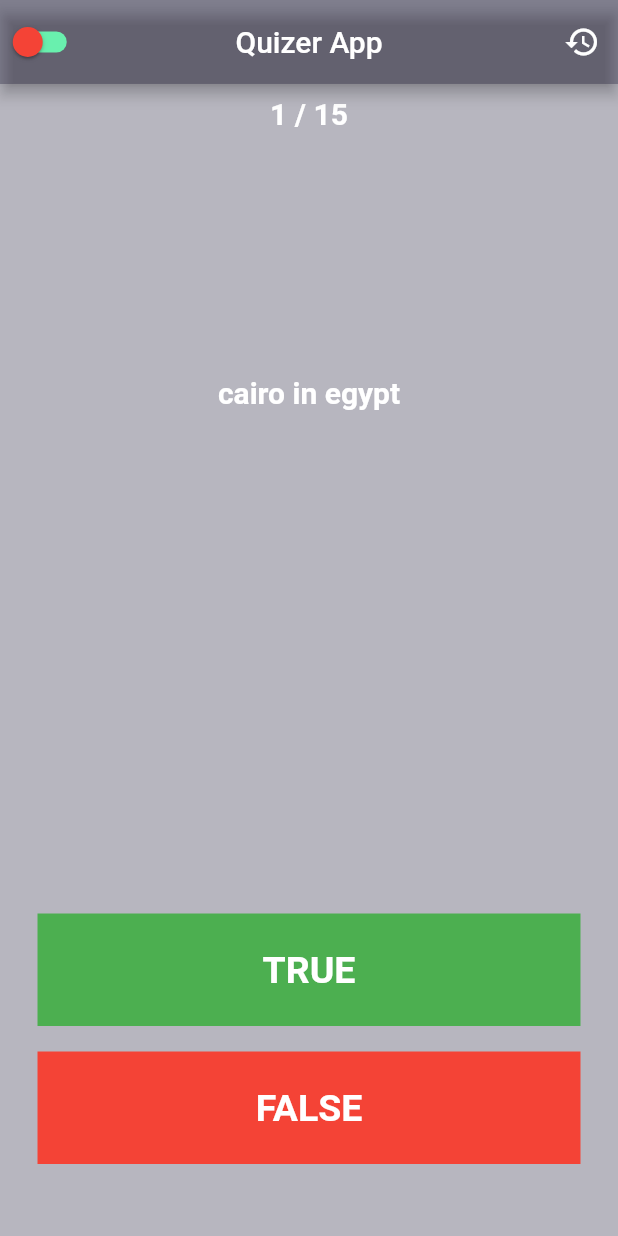
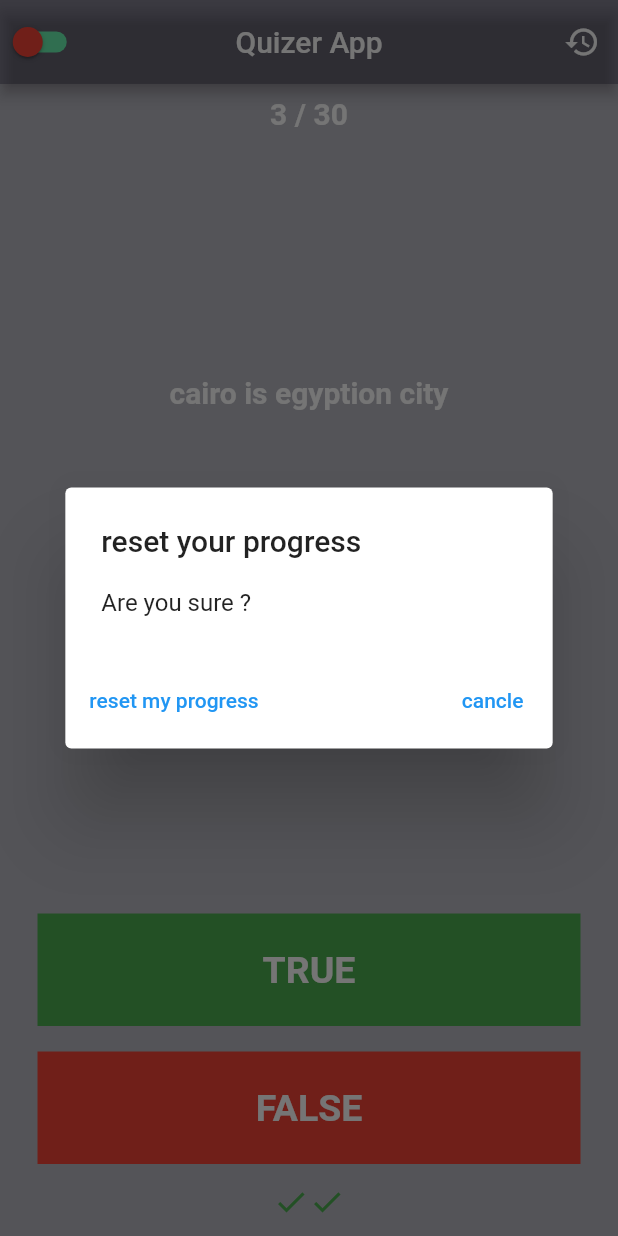
Before and after one commit to mahmoud-badwy/quizer, a Flutter app: the screen it shows after launch, after a tap on "TRUE", after a tap on "FALSE", after a tap on the "restore" icon, on a phone screen of 412 x 824 dp. Run offline on Flutter 3.47's test engine with Material 2 defaults, Android fonts, the light colour scheme and no system bars.

Commit message:
end home page logic

```diff
--- a/lib/data/modules/logic.dart
+++ b/lib/data/modules/logic.dart
@@ -0,0 +1,46 @@
+import 'package:flutter/material.dart';
+
+class MyDialog {
+  Future<void> showMyDialog({
+    conu,
+    required String title,
+    required String bodytext,
+    required String button1,
+    required String button2,
+    required VoidCallback button1f,
+  }) async {
+    return showDialog<void>(
+      context: conu,
+      barrierDismissible: false, // user must tap button!
+      builder: (BuildContext conu) {
+        return AlertDialog(
+          title: Text(title),
+          content: SingleChildScrollView(
+            child: ListBody(
+              children: <Widget>[
+                Text(bodytext),
+              ],
+            ),
+          ),
+          actions: <Widget>[
+            TextButton(
+              child: Text(button1),
+              onPressed: () {
+                button1f();
+              },
+            ),
+            const SizedBox(
+              width: 100,
+            ),
+            TextButton(
+              child: Text(button2),
+              onPressed: () {
+                Navigator.of(conu).pop();
+              },
+            ),
+          ],
+        );
+      },
+    );
+  }
+}
--- a/lib/data/question_module.dart
+++ b/lib/data/question_module.dart
@@ -23,4 +23,19 @@
   Question(q: 'damanhour in egypt', a: true),
   Question(q: 'damanhour in sodan', a: false),
   Question(q: 'damanhour is egyption city', a: true),
+  Question(q: 'cairo in egypt', a: true),
+  Question(q: 'cairo in sodan', a: false),
+  Question(q: 'cairo is egyption city', a: true),
+  Question(q: 'alex in egypt', a: true),
+  Question(q: 'alex in sodan', a: false),
+  Question(q: 'alex is egyption city', a: true),
+  Question(q: 'fayoum in egypt', a: true),
+  Question(q: 'fayoum in sodan', a: false),
+  Question(q: 'fayoum is egyption city', a: true),
+  Question(q: 'abohommos in egypt', a: true),
+  Question(q: 'abohommos in sodan', a: false),
+  Question(q: 'abohommos is egyption city', a: true),
+  Question(q: 'damanhour in egypt', a: true),
+  Question(q: 'damanhour in sodan', a: false),
+  Question(q: 'damanhour is egyption city', a: true),
 ];
--- a/lib/ui/pages/home.dart
+++ b/lib/ui/pages/home.dart
@@ -1,6 +1,7 @@
 // import 'package:awesome_dialog/awesome_dialog.dart';
 import 'package:flutter/material.dart';
 import 'package:quizer/data/data.dart';
+import 'package:quizer/data/modules/logic.dart';
 import 'package:quizer/data/question_module.dart';
 import 'package:quizer/ui/widget/column.dart';
 import 'package:quizer/ui/widget/row.dart';
@@ -13,8 +14,41 @@
 }
 
 class _HomePageState extends State<HomePage> {
+  MyDialog myanswerdialog = MyDialog();
+  MyDialog resetdata = MyDialog();
+
   gettrue() {
     if (now + 1 == all) {
+      if (questionbank[now].realanswer == false) {
+        setState(
+          () {
+            icons.add(
+              const Icon(Icons.check, color: Colors.green),
+            );
+          },
+        );
+      } else {
+        setState(
+          () {
+            icons.add(
+              const Icon(Icons.close, color: Colors.red),
+            );
+          },
+        );
+      }
+      myanswerdialog.showMyDialog(
+        conu: context,
+        title: 'Succed',
+        bodytext: 'You are finnish all questions.',
+        button1: 'show result',
+        button2: 'cancle',
+        button1f: () {
+          setState(() {
+            now = 0;
+            icons.clear();
+          });
+        },
+      );
     } else {
       if (questionbank[now].realanswer == true) {
         setState(
@@ -40,6 +74,31 @@
 
   getfalse2() {
     if (now + 1 == all) {
+      if (questionbank[now].realanswer == false) {
+        setState(
+          () {
+            icons.add(
+              const Icon(Icons.check, color: Colors.green),
+            );
+          },
+        );
+      } else {
+        setState(
+          () {
+            icons.add(
+              const Icon(Icons.close, color: Colors.red),
+            );
+          },
+        );
+      }
+      myanswerdialog.showMyDialog(
+        conu: context,
+        title: 'Succed',
+        bodytext: 'You are finnish all questions.',
+        button1: 'show result',
+        button2: 'cancle',
+        button1f: () {},
+      );
     } else {
       if (questionbank[now].realanswer == false) {
         setState(
@@ -100,10 +159,19 @@
         actions: [
           IconButton(
             onPressed: () {
+              resetdata.showMyDialog(
+                conu: context,
+                title: 'reset your progress',
+                bodytext: 'Are you sure ?',
+                button1: 'reset my progress',
+                button2: 'cancle',
+                button1f: () {
                   setState(() {
                     now = 0;
                     icons.clear();
                   });
+                },
+              );
             },
             icon: const Icon(Icons.restore),
           )
@@ -141,8 +209,13 @@
             ),
             SizedBox(
               height: 30,
-              child: ListView(
+              child: SingleChildScrollView(
+                reverse: true,
+                clipBehavior: Clip.antiAlias,
+                scrollDirection: Axis.horizontal,
+                child: Row(
                   children: icons,
+                ),
               ),
             ),
           ],
@@ -151,3 +224,47 @@
     );
   }
 }
+
+
+
+/*
+Future<void> showMyDialog(
+    {required BuildContext con,
+    required String title,
+    required String bodytext,
+    required String button}) async {
+  return showDialog<void>(
+    context: con,
+    barrierDismissible: false, // user must tap button!
+    builder: (BuildContext context) {
+      return AlertDialog(
+        title: Text(title),
+        content: SingleChildScrollView(
+          child: ListBody(
+            children: <Widget>[
+              Text(bodytext),
+            ],
+          ),
+        ),
+        actions: <Widget>[
+          TextButton(
+            child: Text(button),
+            onPressed: () {
+              Navigator.of(context).pop();
+            },
+          ),
+          const SizedBox(
+            width: 100,
+          ),
+          TextButton(
+            child: Text(button),
+            onPressed: () {
+              Navigator.of(context).pop();
+            },
+          ),
+        ],
+      );
+    },
+  );
+}
+ */
--- a/lib/ui/widget/column.dart
+++ b/lib/ui/widget/column.dart
@@ -7,7 +7,9 @@
       Padding(
         padding: const EdgeInsets.all(17.0),
         child: GestureDetector(
-          onTap: st1,
+          onTap: () {
+            st1();
+          },
           child: Container(
             height: 75,
             width: double.infinity,
@@ -31,7 +33,9 @@
           left: 17,
         ),
         child: GestureDetector(
-          onTap: st1,
+          onTap: () {
+            st2();
+          },
           child: Container(
             width: double.infinity,
             height: 75,
--- a/lib/ui/widget/row.dart
+++ b/lib/ui/widget/row.dart
@@ -1,5 +1,4 @@
 import 'package:flutter/material.dart';
-
 
 Row getrow({required VoidCallback st1, required VoidCallback st2}) {
   return Row(
@@ -7,7 +6,9 @@
     mainAxisAlignment: MainAxisAlignment.spaceEvenly,
     children: [
       GestureDetector(
-        onTap:st1 ,
+        onTap: () {
+          st1();
+        },
         child: const CircleAvatar(
           radius: 35,
           backgroundColor: Colors.green,
```
Lines whose indentation alone changed are shown as unchanged.
